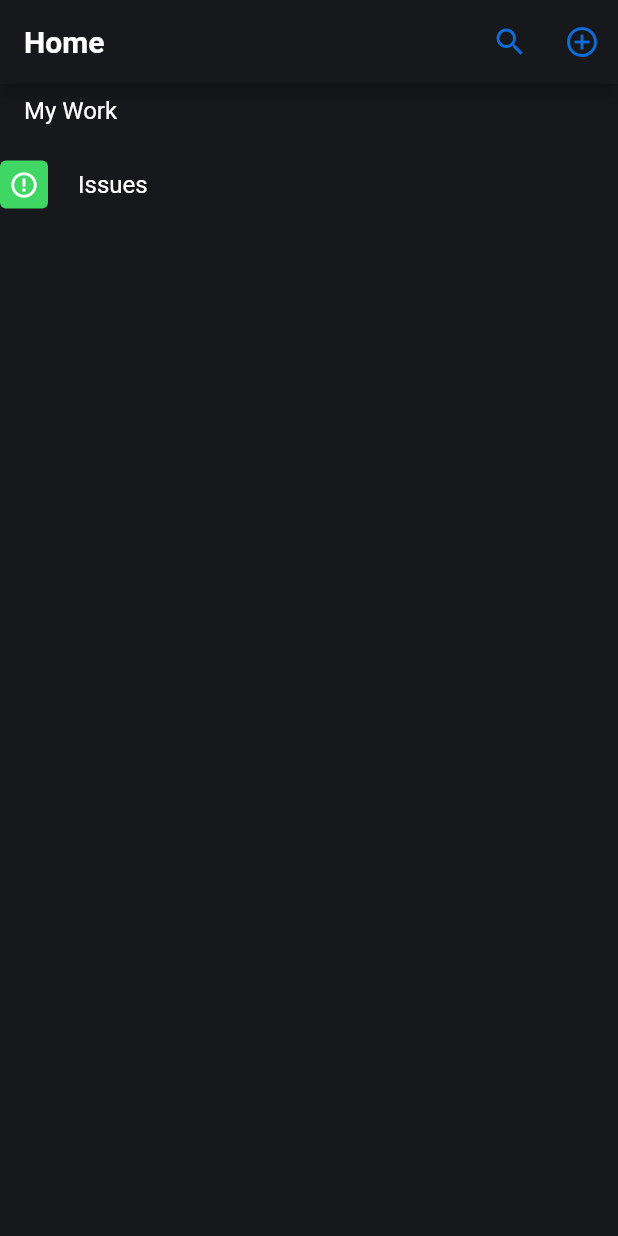
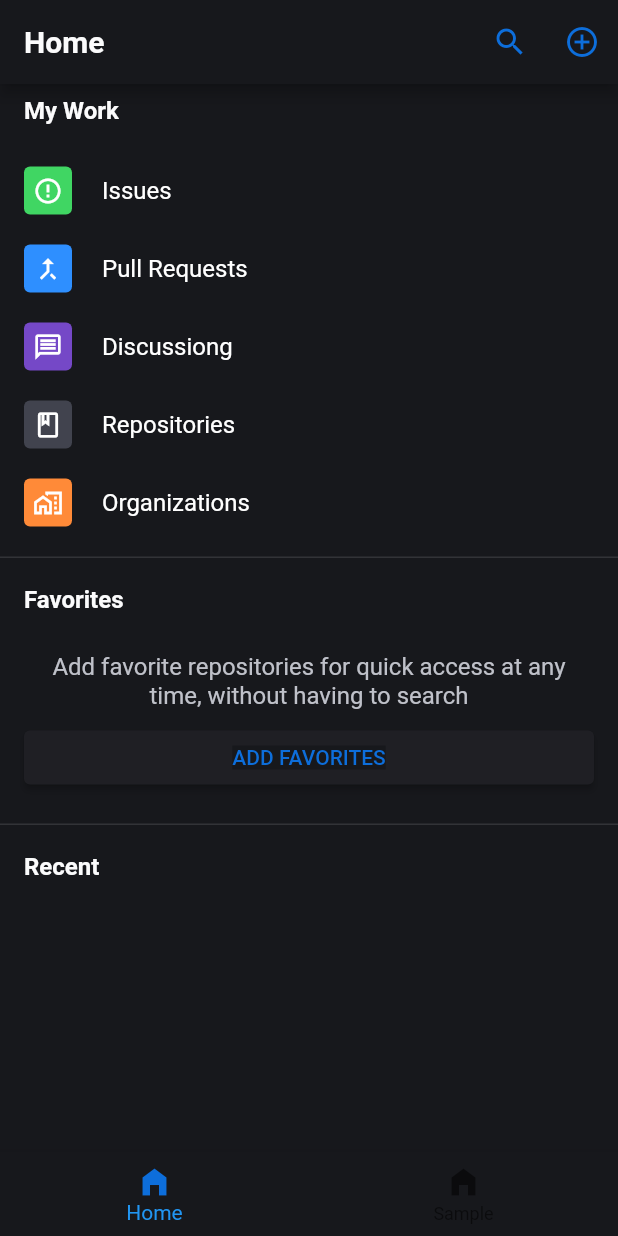
Before and after one commit to werainkhatri/github-clone, a Flutter app: the screen it shows after launch, on a phone screen of 412 x 824 dp. Run offline on Flutter 3.47's test engine with Material 2 defaults, Android fonts, the phone set to English and light mode, and no system bars.

Commit message:
added bottom nav, my work and favorites, started recent

```diff
--- a/lib/constants.dart
+++ b/lib/constants.dart
@@ -3,4 +3,12 @@ import 'package:flutter/material.dart';
 class C {
   static Color background = Color(0xFF17181C);
   static Color accent = Color(0xFF0D6EDB);
+  static Color bgButton = Color(0xFF1F1F24);
+
+  static Color titleColor = Color(0xFFFBFBFC);
+  static Color textColor = Color(0xFFBFC1C9);
+
+  static Color dividerColor = Color(0xFF323337);
+
+  static Color issuePRIconColor = Color(0xFF32B24F);
 }
--- a/lib/home.dart
+++ b/lib/home.dart
@@ -1,27 +1,20 @@
 import 'package:flutter/material.dart';
+import 'package:github_clone/widgets/title.dart';
 
 import 'constants.dart';
+import 'widgets/my_work.dart';
 
 class HomeScreen extends StatelessWidget {
   const HomeScreen({Key key}) : super(key: key);
 
   @override
   Widget build(BuildContext context) {
-    return Scaffold(
-      backgroundColor: C.background,
-      body: SafeArea(
+    return SafeArea(
       child: Column(
         children: [
           AppBar(
             backgroundColor: C.background,
-              title: Text(
-                "Home",
-                style: TextStyle(
-                  color: Colors.white,
-                  fontSize: 20,
-                  fontWeight: FontWeight.bold,
-                ),
-              ),
+            title: TitleWidget(title: "Home"),
             actions: [
               IconButton(
                 icon: Icon(
@@ -42,66 +35,112 @@ class HomeScreen extends StatelessWidget {
           Expanded(
             child: ListView(
               children: [
-                  Padding(
-                    padding: const EdgeInsets.fromLTRB(16, 8, 0, 8),
-                    child: Text(
-                      "My Work",
-                      style: TextStyle(
-                        fontSize: 16,
-                        color: Colors.white,
-                      ),
-                    ),
-                  ),
-                  MyWorkField(
+                SubtitleWidget("My Work"),
+                SizedBox(height: 10),
+                MyWorkWidget(
                   title: "Issues",
                   icon: Icons.error_outline,
                   color: Color(0xFF40D663),
                 ),
+                MyWorkWidget(
+                  title: "Pull Requests",
+                  icon: Icons.merge_type_outlined,
+                  color: Color(0xFF2E8FFF),
+                ),
+                MyWorkWidget(
+                  title: "Discussiong",
+                  icon: Icons.message_outlined,
+                  color: Color(0xFF7548C7),
+                ),
+                MyWorkWidget(
+                  title: "Repositories",
+                  icon: Icons.book_outlined,
+                  color: Color(0xFF41434E),
+                ),
+                MyWorkWidget(
+                  title: "Organizations",
+                  icon: Icons.home_work_outlined,
+                  color: Color(0xFFFF8A38),
+                ),
+                SizedBox(height: 10),
+                Divider(height: 1, thickness: 1, color: C.dividerColor),
+                SizedBox(height: 10),
+                SubtitleWidget("Favorites"),
+                SizedBox(height: 10),
+                Padding(
+                  padding: const EdgeInsets.symmetric(
+                    horizontal: 16.0,
+                    vertical: 8.0,
+                  ),
+                  child: Text(
+                    'Add favorite repositories for quick access at any time,'
+                    ' without having to search',
+                    style: TextStyle(color: C.textColor, fontSize: 16),
+                    textAlign: TextAlign.center,
+                  ),
+                ),
+                Padding(
+                  padding: const EdgeInsets.symmetric(horizontal: 16.0),
+                  child: ElevatedButton(
+                    style: ButtonStyle(
+                      backgroundColor: MaterialStateProperty.resolveWith<Color>(
+                          (states) => C.bgButton),
+                    ),
+                    onPressed: () {},
+                    child: Container(
+                      color: C.background,
+                      child: Text(
+                        "ADD FAVORITES",
+                        style: TextStyle(color: C.accent),
+                      ),
+                    ),
+                  ),
+                ),
+                SizedBox(height: 20),
+                Divider(height: 1, thickness: 1, color: C.dividerColor),
+                SizedBox(height: 10),
+                SubtitleWidget("Recent"),
               ],
             ),
           ),
         ],
       ),
-      ),
     );
   }
 }
 
-class MyWorkField extends StatelessWidget {
-  final String title;
-  final IconData icon;
-  final Color color;
-  const MyWorkField({Key key, this.title, this.icon, this.color})
-      : super(key: key);
+class RecentWidget extends StatelessWidget {
+  final String user, repo, number, title, time, count;
+  final Image image;
+  final bool isIssue;
+  const RecentWidget({
+    this.user,
+    this.repo,
+    this.number,
+    this.title,
+    this.time,
+    this.count,
+    this.image,
+    this.isIssue,
+  });
 
   @override
   Widget build(BuildContext context) {
-    return InkWell(
-      onTap: () {},
-      child: Padding(
-        padding: const EdgeInsets.symmetric(vertical: 16.0),
-        child: Row(
+    return Column(
       children: [
-            Container(
-              decoration: BoxDecoration(
-                color: color,
-                borderRadius: BorderRadius.all(Radius.circular(4)),
+        Row(
+          children: [
+            Expanded(
+              child: Icon(
+                isIssue ? Icons.error_outline : Icons.merge_type_outlined,
+                color: C.issuePRIconColor,
               ),
-              padding: const EdgeInsets.all(6.0),
-              child: Icon(
-                icon,
-                color: Colors.white,
-                size: 20,
-              ),
-            ),
-            SizedBox(width: 20),
-            Text(
-              title,
-              style: TextStyle(color: Colors.white, fontSize: 16),
             )
           ],
         ),
-      ),
+        Row(),
+        Row(),
+      ],
     );
   }
 }
--- a/lib/main.dart
+++ b/lib/main.dart
@@ -12,7 +12,52 @@ class MyApp extends StatelessWidget {
       debugShowCheckedModeBanner: false,
       theme: ThemeData(accentColor: C.accent, backgroundColor: C.background),
       title: kIsWeb ? 'Github Web' : 'Github Mobile',
-      home: HomeScreen(),
+      home: MenuScreen(),
     );
   }
 }
+
+class MenuScreen extends StatefulWidget {
+  MenuScreen({Key key}) : super(key: key);
+
+  @override
+  _MenuScreenState createState() => _MenuScreenState();
+}
+
+class _MenuScreenState extends State<MenuScreen> {
+  int _currentIndex;
+
+  @override
+  void initState() {
+    super.initState();
+    _currentIndex = 0;
+  }
+
+  @override
+  Widget build(BuildContext context) {
+    return Scaffold(
+      backgroundColor: C.background,
+      bottomNavigationBar: BottomNavigationBar(
+        backgroundColor: C.background,
+        currentIndex: _currentIndex,
+        selectedIconTheme: IconThemeData(color: C.accent),
+        items: [
+          BottomNavigationBarItem(
+            icon: Icon(Icons.home_filled),
+            label: "Home",
+          ),
+          BottomNavigationBarItem(
+            icon: Icon(Icons.home_filled),
+            label: "Sample",
+          ),
+        ],
+        onTap: (value) {
+          setState(() {
+            _currentIndex = value;
+          });
+        },
+      ),
+      body: [HomeScreen(), Container()][_currentIndex],
+    );
+  }
+}
--- /dev/null
+++ b/lib/widgets/my_work.dart
@@ -0,0 +1,40 @@
+import 'package:flutter/material.dart';
+
+class MyWorkWidget extends StatelessWidget {
+  final String title;
+  final IconData icon;
+  final Color color;
+  const MyWorkWidget({Key key, this.title, this.icon, this.color})
+      : super(key: key);
+
+  @override
+  Widget build(BuildContext context) {
+    return InkWell(
+      onTap: () {},
+      child: Padding(
+        padding: const EdgeInsets.symmetric(horizontal: 16.0, vertical: 10),
+        child: Row(
+          children: [
+            Container(
+              decoration: BoxDecoration(
+                color: color,
+                borderRadius: BorderRadius.all(Radius.circular(4)),
+              ),
+              padding: const EdgeInsets.all(6.0),
+              child: Icon(
+                icon,
+                color: Colors.white,
+                size: 20,
+              ),
+            ),
+            SizedBox(width: 20),
+            Text(
+              title,
+              style: TextStyle(color: Colors.white, fontSize: 16),
+            )
+          ],
+        ),
+      ),
+    );
+  }
+}
--- /dev/null
+++ b/lib/widgets/title.dart
@@ -0,0 +1,40 @@
+import 'package:flutter/material.dart';
+import 'package:github_clone/constants.dart';
+
+class TitleWidget extends StatelessWidget {
+  final String title;
+  const TitleWidget({Key key, this.title}) : super(key: key);
+
+  @override
+  Widget build(BuildContext context) {
+    return Text(
+      title,
+      style: TextStyle(
+        color: C.titleColor,
+        fontSize: 20,
+        fontWeight: FontWeight.bold,
+      ),
+    );
+  }
+}
+
+class SubtitleWidget extends StatelessWidget {
+  final String text;
+
+  const SubtitleWidget(this.text, {Key key}) : super(key: key);
+
+  @override
+  Widget build(BuildContext context) {
+    return Padding(
+      padding: const EdgeInsets.fromLTRB(16, 8, 0, 8),
+      child: Text(
+        text,
+        style: TextStyle(
+          fontSize: 16,
+          color: C.titleColor,
+          fontWeight: FontWeight.w600,
+        ),
+      ),
+    );
+  }
+}
```
Lines whose indentation alone changed are shown as unchanged.
